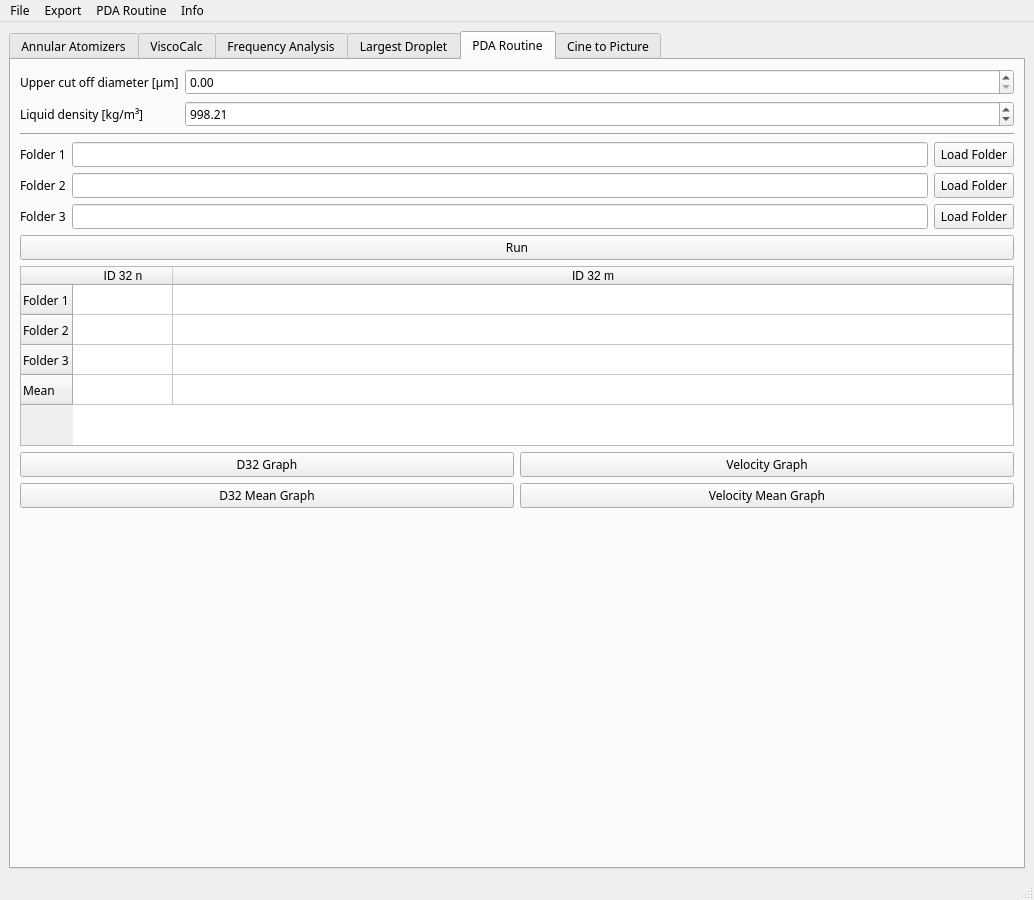
This is GUI/mainWindow.ui in realize-1337/Atomizer-Toolbox as Qt 5 draws it before an edit. The edited form follows.
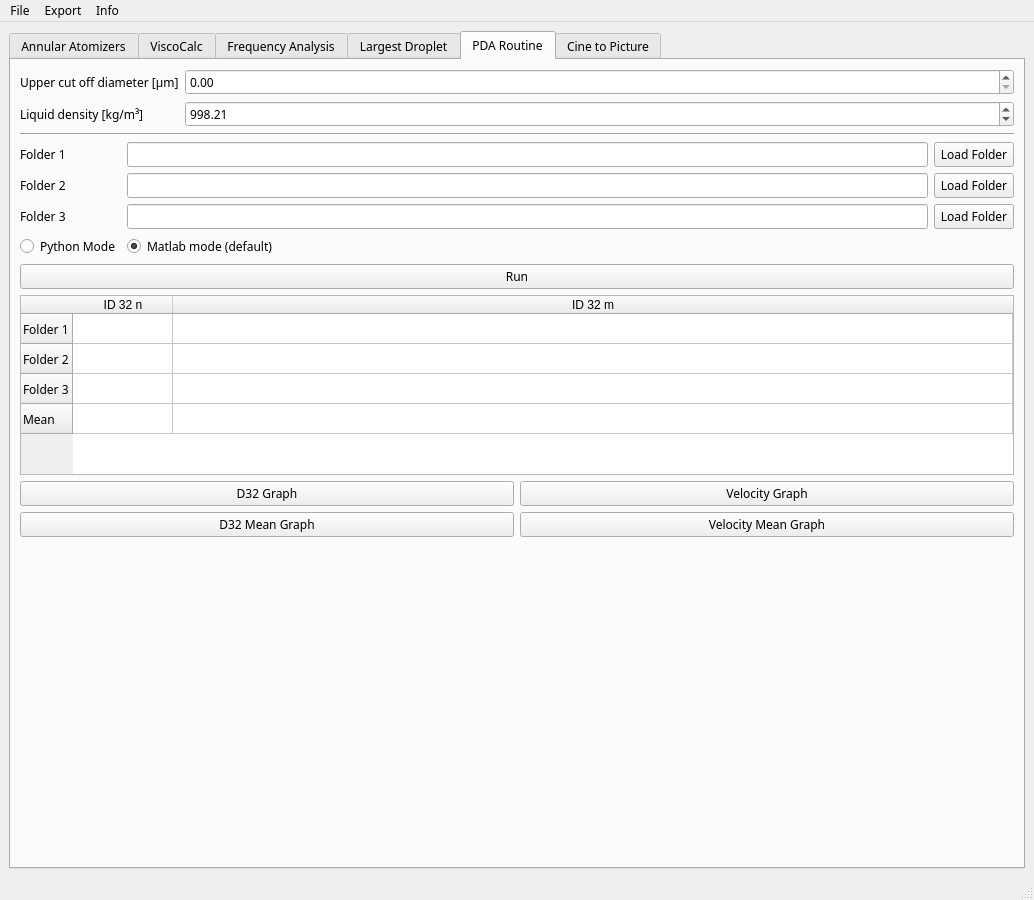
This is the edited form. The open tabs and pages were chosen to show the change.

Patch:
```diff
--- a/GUI/mainWindow.ui
+++ b/GUI/mainWindow.ui
@@ -1937,14 +1937,43 @@
           </item>
          </layout>
         </item>
-        <item row="4" column="0" colspan="2">
+        <item row="4" column="0">
+         <widget class="QRadioButton" name="radio_py_mode">
+          <property name="toolTip">
+           <string>Open source implementation, technically slightly more precise but little bit slower</string>
+          </property>
+          <property name="text">
+           <string>Python Mode</string>
+          </property>
+          <attribute name="buttonGroup">
+           <string notr="true">buttonGroup_5</string>
+          </attribute>
+         </widget>
+        </item>
+        <item row="4" column="1">
+         <widget class="QRadioButton" name="radio_mat_mode">
+          <property name="toolTip">
+           <string>Matlab must be installed with a valid license</string>
+          </property>
+          <property name="text">
+           <string>Matlab mode (default)</string>
+          </property>
+          <property name="checked">
+           <bool>true</bool>
+          </property>
+          <attribute name="buttonGroup">
+           <string notr="true">buttonGroup_5</string>
+          </attribute>
+         </widget>
+        </item>
+        <item row="6" column="0" colspan="2">
          <widget class="QPushButton" name="PDA_run">
           <property name="text">
            <string>Run</string>
           </property>
          </widget>
         </item>
-        <item row="5" column="0" colspan="2">
+        <item row="7" column="0" colspan="2">
          <widget class="QTableWidget" name="PDA_table">
           <property name="sizePolicy">
            <sizepolicy hsizetype="Expanding" vsizetype="Fixed">
@@ -1996,7 +2025,7 @@
           </column>
          </widget>
         </item>
-        <item row="6" column="0" colspan="2">
+        <item row="8" column="0" colspan="2">
          <layout class="QHBoxLayout" name="horizontalLayout_10">
           <item>
            <widget class="QPushButton" name="PDA_D32">
@@ -2014,7 +2043,7 @@
           </item>
          </layout>
         </item>
-        <item row="7" column="0" colspan="2">
+        <item row="9" column="0" colspan="2">
          <layout class="QHBoxLayout" name="horizontalLayout_16">
           <item>
            <widget class="QPushButton" name="PDA_D32_mean">
@@ -2151,14 +2180,8 @@
     <addaction name="actionSave_Presets"/>
     <addaction name="actionReset_Values"/>
    </widget>
-   <widget class="QMenu" name="menuPDA_Routine_Settings">
-    <property name="title">
-     <string>PDA Routine</string>
-    </property>
-   </widget>
    <addaction name="menuFile"/>
    <addaction name="menuSetting"/>
-   <addaction name="menuPDA_Routine_Settings"/>
    <addaction name="menuInfo"/>
   </widget>
   <widget class="QStatusBar" name="statusbar"/>
```
Left out of the diff: 5 changed lines with no effect on the pictures.
